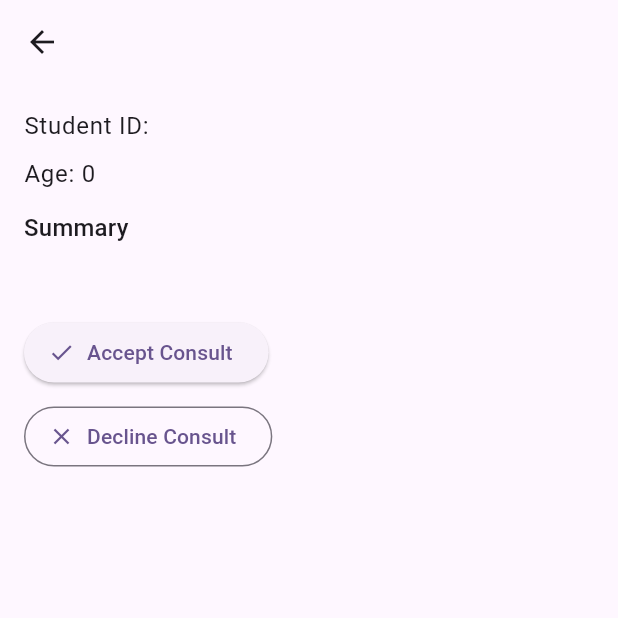
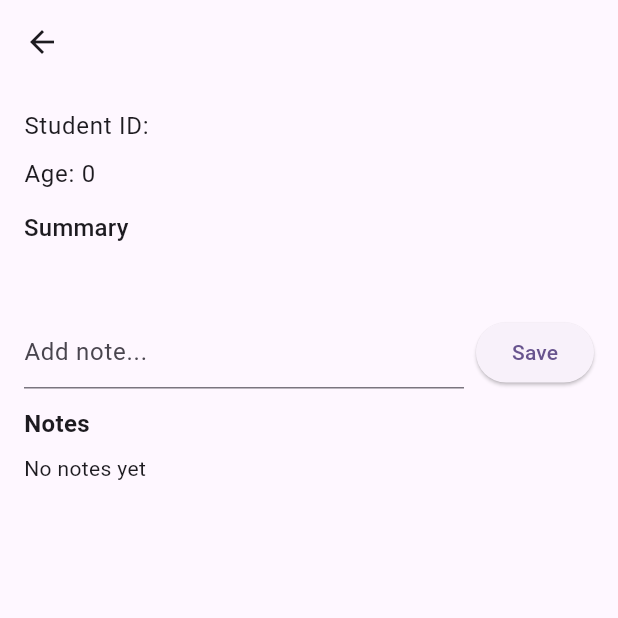
Before and after one commit to chiodzamunashe-prog/nust_campus_health_app, a Flutter app: the PatientSummaryScreen screen opened directly with empty values, on a phone screen of 412 x 824 dp, the top half of it. Run offline on Flutter 3.47's test engine with Material 3 defaults, Android fonts, the phone set to English and light mode, and no system bars.

Commit message:
PD: implement accept/decline + notes persistence in mock service; add actions in UI

```diff
--- a/lib/psychiatrist_dashboard/mock_service.dart
+++ b/lib/psychiatrist_dashboard/mock_service.dart
@@ -11,13 +11,41 @@ class MockService {
     Appointment(id: 'a2', patientId: 'p2', time: DateTime.now().add(const Duration(days: 1)), status: 'confirmed'),
   ];
 
+  static final List<Note> _notes = [];
+
   static Future<List<Appointment>> fetchAppointments() async {
     await Future.delayed(const Duration(milliseconds: 300));
-    return _appointments;
+    return List<Appointment>.from(_appointments);
   }
 
   static Future<Patient?> getPatientById(String id) async {
     await Future.delayed(const Duration(milliseconds: 200));
-    return _patients.firstWhere((p) => p.id == id, orElse: () => _patients.isNotEmpty ? _patients.first : null);
+    try {
+      return _patients.firstWhere((p) => p.id == id);
+    } catch (_) {
+      return null;
+    }
+  }
+
+  // Update appointment status (e.g., accept, decline, confirmed, completed)
+  static Future<bool> updateAppointmentStatus(String appointmentId, String status) async {
+    await Future.delayed(const Duration(milliseconds: 200));
+    final idx = _appointments.indexWhere((a) => a.id == appointmentId);
+    if (idx == -1) return false;
+    _appointments[idx] = Appointment(id: _appointments[idx].id, patientId: _appointments[idx].patientId, time: _appointments[idx].time, status: status);
+    return true;
+  }
+
+  // Notes
+  static Future<List<Note>> fetchNotesByAppointment(String appointmentId) async {
+    await Future.delayed(const Duration(milliseconds: 150));
+    return _notes.where((n) => n.appointmentId == appointmentId).toList();
+  }
+
+  static Future<Note> addNote(String appointmentId, String text) async {
+    await Future.delayed(const Duration(milliseconds: 150));
+    final note = Note(id: 'n${_notes.length + 1}', appointmentId: appointmentId, text: text, createdAt: DateTime.now());
+    _notes.add(note);
+    return note;
   }
 }
--- a/lib/psychiatrist_dashboard/patient_summary_screen.dart
+++ b/lib/psychiatrist_dashboard/patient_summary_screen.dart
@@ -1,48 +1,98 @@
 import 'package:flutter/material.dart';
 import 'models.dart';
+import 'mock_service.dart';
 
-class PatientSummaryScreen extends StatelessWidget {
+
+class PatientSummaryScreen extends StatefulWidget {
   final Patient patient;
+  final String appointmentId;
 
-  const PatientSummaryScreen({super.key, required this.patient});
+  const PatientSummaryScreen({super.key, required this.patient, required this.appointmentId});
+
+  @override
+  State<PatientSummaryScreen> createState() => _PatientSummaryScreenState();
+}
+
+class _PatientSummaryScreenState extends State<PatientSummaryScreen> {
+  final TextEditingController _noteCtrl = TextEditingController();
+  late Future<List<Note>> _notesFuture;
+
+  @override
+  void initState() {
+    super.initState();
+    _notesFuture = MockService.fetchNotesByAppointment(widget.appointmentId);
+  }
+
+  Future<void> _refreshNotes() async {
+    setState(() => _notesFuture = MockService.fetchNotesByAppointment(widget.appointmentId));
+  }
 
   @override
   Widget build(BuildContext context) {
     return Scaffold(
-      appBar: AppBar(title: Text(patient.name)),
+      appBar: AppBar(title: Text(widget.patient.name)),
       body: Padding(
         padding: const EdgeInsets.all(16.0),
         child: Column(
           crossAxisAlignment: CrossAxisAlignment.start,
           children: [
-            Text('Student ID: ${patient.studentId}', style: Theme.of(context).textTheme.bodyLarge),
+            Text('Student ID: ${widget.patient.studentId}', style: Theme.of(context).textTheme.bodyLarge),
             const SizedBox(height: 8),
-            Text('Age: ${patient.age}', style: Theme.of(context).textTheme.bodyLarge),
+            Text('Age: ${widget.patient.age}', style: Theme.of(context).textTheme.bodyLarge),
             const SizedBox(height: 12),
             Text('Summary', style: Theme.of(context).textTheme.titleMedium),
             const SizedBox(height: 6),
-            Text(patient.summary),
+            Text(widget.patient.summary),
             const SizedBox(height: 20),
-            ElevatedButton.icon(
-              onPressed: () {
-                // Placeholder: accept consult
-                ScaffoldMessenger.of(context).showSnackBar(const SnackBar(content: Text('Consult accepted (mock)')));
-              },
-              icon: const Icon(Icons.check),
-              label: const Text('Accept Consult'),
-            ),
+            Row(children: [
+              Expanded(
+                child: TextField(controller: _noteCtrl, decoration: const InputDecoration(hintText: 'Add note...')),
+              ),
+              const SizedBox(width: 8),
+              ElevatedButton(
+                onPressed: () async {
+                  final text = _noteCtrl.text.trim();
+                  if (text.isEmpty) return;
+                  await MockService.addNote(widget.appointmentId, text);
+                  _noteCtrl.clear();
+                  await _refreshNotes();
+                },
+                child: const Text('Save'),
+              )
+            ]),
+            const SizedBox(height: 12),
+            const Text('Notes', style: TextStyle(fontSize: 16, fontWeight: FontWeight.w600)),
             const SizedBox(height: 8),
-            OutlinedButton.icon(
-              onPressed: () {
-                // Placeholder: decline consult
-                ScaffoldMessenger.of(context).showSnackBar(const SnackBar(content: Text('Consult declined (mock)')));
-              },
-              icon: const Icon(Icons.close),
-              label: const Text('Decline Consult'),
-            ),
+            Expanded(
+              child: FutureBuilder<List<Note>>(
+                future: _notesFuture,
+                builder: (context, snap) {
+                  if (snap.connectionState == ConnectionState.waiting) return const Center(child: CircularProgressIndicator());
+                  final notes = snap.data ?? [];
+                  if (notes.isEmpty) return const Text('No notes yet');
+                  return ListView.separated(
+                    itemCount: notes.length,
+                    separatorBuilder: (_, __) => const Divider(height: 1),
+                    itemBuilder: (context, i) {
+                      final n = notes[i];
+                      return ListTile(
+                        title: Text(n.text),
+                        subtitle: Text(n.createdAt.toLocal().toString()),
+                      );
+                    },
+                  );
+                },
+              ),
+            )
           ],
         ),
       ),
     );
   }
+
+  @override
+  void dispose() {
+    _noteCtrl.dispose();
+    super.dispose();
+  }
 }
```
Also changed, not shown: lib/psychiatrist_dashboard/dashboard_screen.dart (+34 -2 lines).
